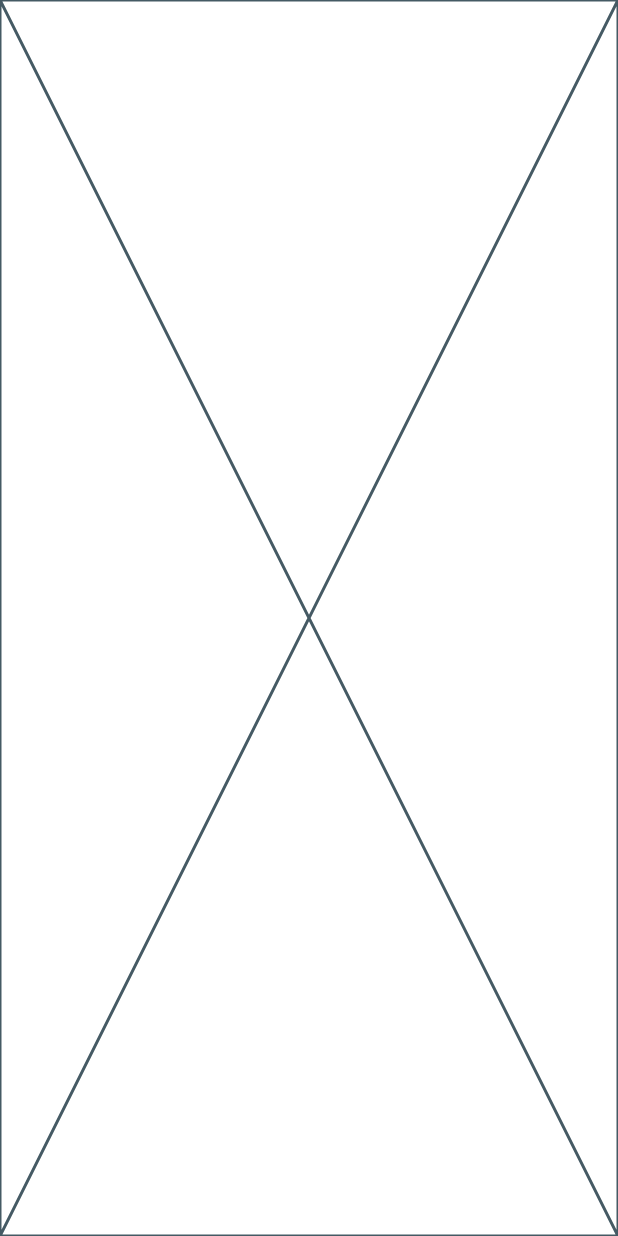
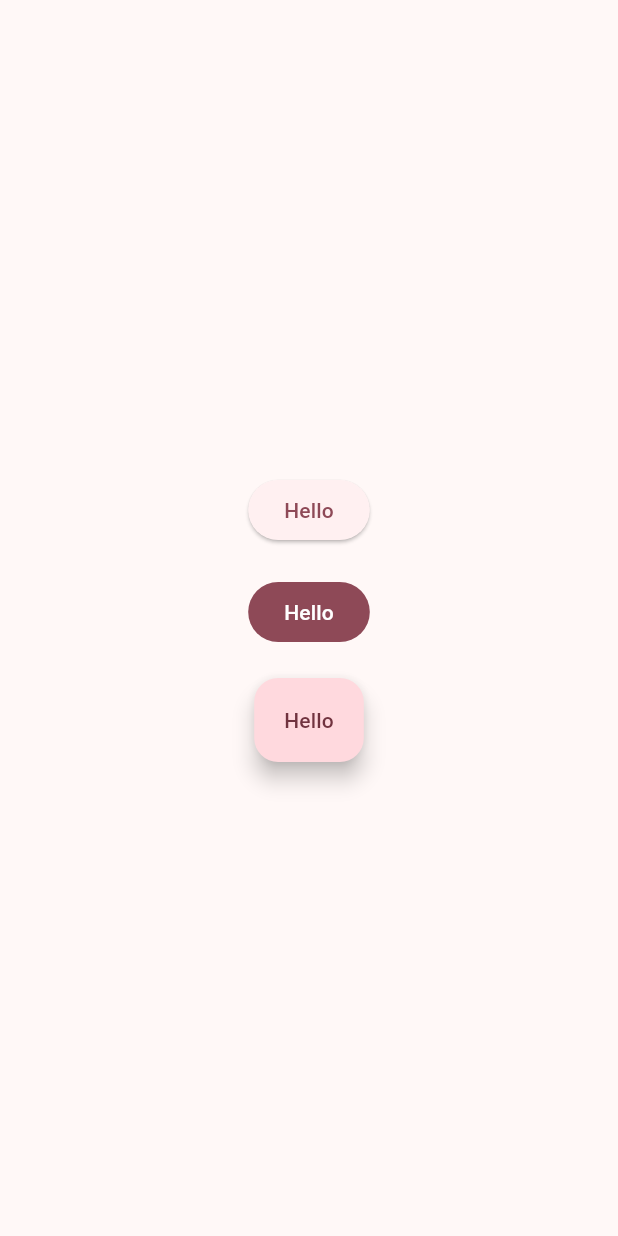
Before and after one commit to jorahty/monster-deck, a Flutter app: the screen it shows after launch, on a phone screen of 412 x 824 dp. Run offline on Flutter 3.47's test engine with Material 2 defaults, Android fonts, the phone set to English and light mode, and no system bars.

Commit message:
config theme

```diff
--- a/lib/main.dart
+++ b/lib/main.dart
@@ -1,14 +1,66 @@
 import 'package:flutter/material.dart';
 
 void main() {
-  runApp(const MyApp());
+  runApp(const App());
 }
 
-class MyApp extends StatelessWidget {
-  const MyApp({super.key});
+class App extends StatelessWidget {
+  const App({super.key});
 
   @override
   Widget build(BuildContext context) {
-    return const Placeholder();
+    const colorSchemeSeed = Colors.pink;
+
+    return MaterialApp(
+      debugShowCheckedModeBanner: false,
+      themeMode: ThemeMode.system,
+      theme: ThemeData(
+        colorSchemeSeed: colorSchemeSeed,
+        useMaterial3: true,
+        brightness: Brightness.light,
+      ),
+      darkTheme: ThemeData(
+        colorSchemeSeed: colorSchemeSeed,
+        useMaterial3: true,
+        brightness: Brightness.dark,
+      ),
+      home: const Home(),
+    );
   }
 }
+
+class Home extends StatefulWidget {
+  const Home({super.key});
+
+  @override
+  State<Home> createState() => _HomeState();
+}
+
+class _HomeState extends State<Home> {
+  @override
+  Widget build(BuildContext context) {
+    return Scaffold(
+      body: Center(
+        child: Column(
+          mainAxisSize: MainAxisSize.min,
+          children: [
+            ElevatedButton(
+              onPressed: () {},
+              child: const Text('Hello'),
+            ),
+            const SizedBox(height: 20),
+            FilledButton(
+              onPressed: () {},
+              child: const Text('Hello'),
+            ),
+            const SizedBox(height: 20),
+            FloatingActionButton.extended(
+              onPressed: () {},
+              label: const Text('Hello'),
+            )
+          ],
+        ),
+      ),
+    );
+  }
+}
```
Also changed, not shown: 1 other file.
